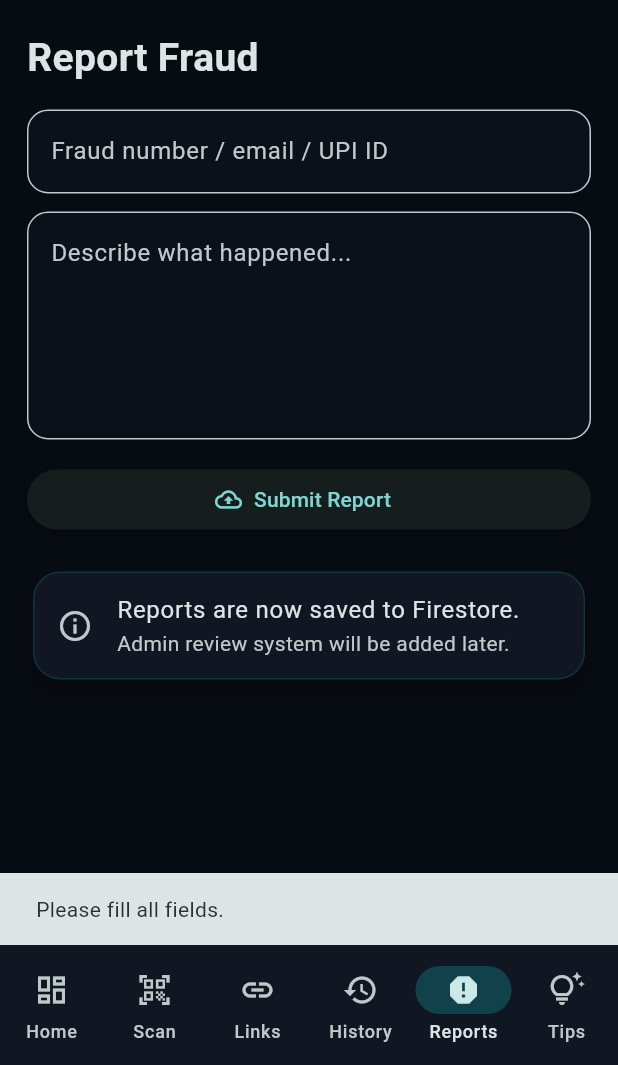
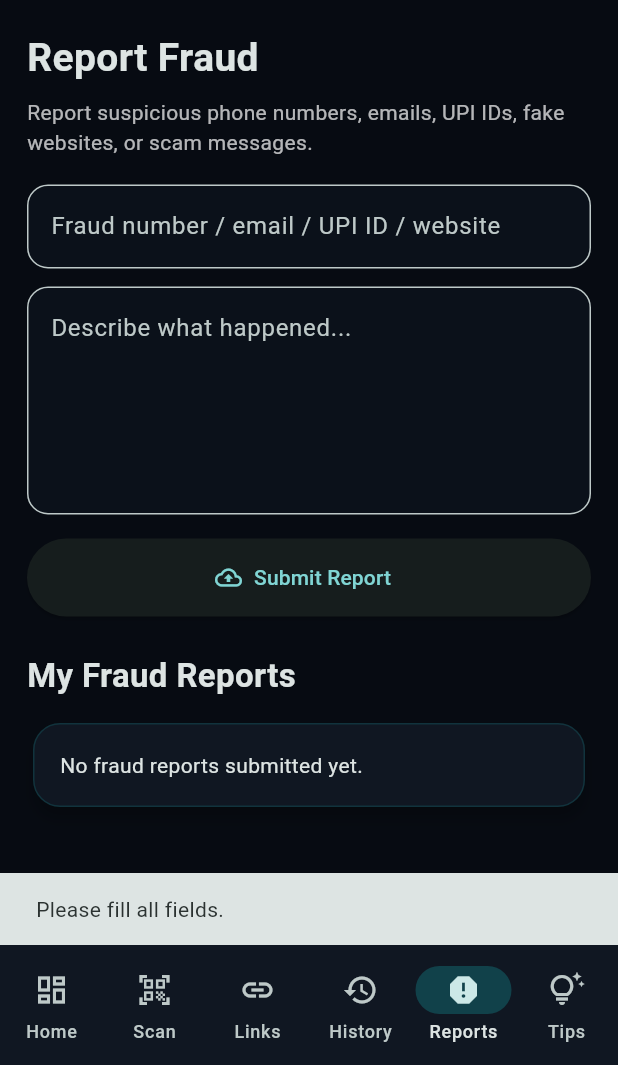
Before and after one commit to pandeyalok81249-dotcom/cyber_shield, a Flutter app: the screen it shows once a user with an empty profile is signed in, item 5 of the bottom bar chosen, after a tap on "Submit Report", on a phone screen of 412 x 824 dp, the part 171-1236 px from its top. Run offline on Flutter 3.47's test engine with Material 3 defaults, Android fonts, the phone set to English and light mode, and no system bars; our stand-ins replace cloud_firestore, firebase_auth, firebase_core; accounts and stored records are empty.

Commit message:
Add fraud report tracking

```diff
--- a/lib/screens/reports_screen.dart
+++ b/lib/screens/reports_screen.dart
@@ -1,3 +1,5 @@
+import 'package:cloud_firestore/cloud_firestore.dart';
+import 'package:firebase_auth/firebase_auth.dart';
 import 'package:flutter/material.dart';
 
 import '../services/report_service.dart';
@@ -5,14 +7,80 @@ import '../widgets/cyber_card.dart';
 import '../widgets/cyber_textfield.dart';
 import '../widgets/header_title.dart';
 
-class ReportsScreen extends StatelessWidget {
+class ReportsScreen extends StatefulWidget {
   const ReportsScreen({super.key});
 
   @override
+  State<ReportsScreen> createState() => _ReportsScreenState();
+}
+
+class _ReportsScreenState extends State<ReportsScreen> {
+  final idController = TextEditingController();
+  final detailsController = TextEditingController();
+  final reportService = ReportService();
+
+  bool submitting = false;
+
+  Future<void> submitReport() async {
+    final fraudId = idController.text.trim();
+    final details = detailsController.text.trim();
+
+    if (fraudId.isEmpty || details.isEmpty) {
+      ScaffoldMessenger.of(context).showSnackBar(
+        const SnackBar(content: Text("Please fill all fields.")),
+      );
+      return;
+    }
+
+    if (details.length < 10) {
+      ScaffoldMessenger.of(context).showSnackBar(
+        const SnackBar(content: Text("Add more details about the fraud.")),
+      );
+      return;
+    }
+
+    setState(() => submitting = true);
+
+    try {
+      await reportService.submitReport(
+        fraudId: fraudId,
+        details: details,
+      );
+
+      if (!mounted) return;
+
+      idController.clear();
+      detailsController.clear();
+
+      ScaffoldMessenger.of(context).showSnackBar(
+        const SnackBar(content: Text("Fraud report submitted successfully.")),
+      );
+    } catch (e) {
+      if (!mounted) return;
+
+      ScaffoldMessenger.of(context).showSnackBar(
+        SnackBar(content: Text("Failed to submit report: $e")),
+      );
+    } finally {
+      if (mounted) setState(() => submitting = false);
+    }
+  }
+
+  @override
+  void dispose() {
+    idController.dispose();
+    detailsController.dispose();
+    super.dispose();
+  }
+
+  @override
   Widget build(BuildContext context) {
-    final idController = TextEditingController();
-    final detailsController = TextEditingController();
-    final reportService = ReportService();
+    final user = FirebaseAuth.instance.currentUser;
+
+    final reportsStream = FirebaseFirestore.instance
+        .collection("fraud_reports")
+        .where("userId", isEqualTo: user?.uid ?? "")
+        .snapshots();
 
     return SafeArea(
       child: ListView(
@@ -20,15 +88,24 @@ class ReportsScreen extends StatelessWidget {
         children: [
           const HeaderTitle(),
           const SizedBox(height: 20),
+
           const Text(
             "Report Fraud",
             style: TextStyle(fontSize: 26, fontWeight: FontWeight.bold),
           ),
-          const SizedBox(height: 16),
+
+          const SizedBox(height: 8),
+
+          const Text(
+            "Report suspicious phone numbers, emails, UPI IDs, fake websites, or scam messages.",
+            style: TextStyle(color: Colors.white70),
+          ),
+
+          const SizedBox(height: 18),
 
           CyberTextField(
             controller: idController,
-            hint: "Fraud number / email / UPI ID",
+            hint: "Fraud number / email / UPI ID / website",
           ),
 
           const SizedBox(height: 12),
@@ -41,54 +118,99 @@ class ReportsScreen extends StatelessWidget {
 
           const SizedBox(height: 16),
 
-          ElevatedButton.icon(
-            onPressed: () async {
-              final fraudId = idController.text.trim();
-              final details = detailsController.text.trim();
+          SizedBox(
+            height: 52,
+            child: ElevatedButton.icon(
+              onPressed: submitting ? null : submitReport,
+              icon: submitting
+                  ? const SizedBox(
+                      height: 18,
+                      width: 18,
+                      child: CircularProgressIndicator(strokeWidth: 2),
+                    )
+                  : const Icon(Icons.cloud_upload_outlined),
+              label: Text(submitting ? "Submitting..." : "Submit Report"),
+            ),
+          ),
 
-              if (fraudId.isEmpty || details.isEmpty) {
-                ScaffoldMessenger.of(context).showSnackBar(
-                  const SnackBar(content: Text("Please fill all fields.")),
+          const SizedBox(height: 24),
+
+          const Text(
+            "My Fraud Reports",
+            style: TextStyle(fontSize: 22, fontWeight: FontWeight.bold),
+          ),
+
+          const SizedBox(height: 12),
+
+          StreamBuilder<QuerySnapshot>(
+            stream: reportsStream,
+            builder: (context, snapshot) {
+              if (snapshot.connectionState == ConnectionState.waiting) {
+                return const CyberCard(
+                  child: Padding(
+                    padding: EdgeInsets.all(18),
+                    child: Center(child: CircularProgressIndicator()),
+                  ),
                 );
-                return;
               }
 
-              try {
-                await reportService.submitReport(
-                  fraudId: fraudId,
-                  details: details,
-                );
+              final docs = snapshot.data?.docs ?? [];
 
-                if (!context.mounted) return;
-
-                idController.clear();
-                detailsController.clear();
-
-                ScaffoldMessenger.of(context).showSnackBar(
-                  const SnackBar(
-                    content: Text("Fraud report submitted successfully."),
+              if (docs.isEmpty) {
+                return const CyberCard(
+                  child: Padding(
+                    padding: EdgeInsets.all(18),
+                    child: Text("No fraud reports submitted yet."),
                   ),
                 );
-              } catch (e) {
-                if (!context.mounted) return;
+              }
 
-                ScaffoldMessenger.of(context).showSnackBar(
-                  SnackBar(content: Text("Failed to submit report: $e")),
-                );
-              }
+              return Column(
+                children: docs.map((doc) {
+                  final data = doc.data() as Map<String, dynamic>;
+
+                  final fraudId = data["fraudId"] ?? "";
+                  final details = data["details"] ?? "";
+                  final status = data["status"] ?? "pending_review";
+
+                  final statusColor = status == "resolved"
+                      ? Colors.greenAccent
+                      : status == "rejected"
+                          ? Colors.redAccent
+                          : Colors.orangeAccent;
+
+                  return Padding(
+                    padding: const EdgeInsets.only(bottom: 12),
+                    child: CyberCard(
+                      child: ListTile(
+                        leading: CircleAvatar(
+                          backgroundColor: statusColor.withValues(alpha: 0.18),
+                          child: Icon(Icons.report, color: statusColor),
+                        ),
+                        title: Text(
+                          fraudId,
+                          maxLines: 1,
+                          overflow: TextOverflow.ellipsis,
+                        ),
+                        subtitle: Text(
+                          details,
+                          maxLines: 2,
+                          overflow: TextOverflow.ellipsis,
+                        ),
+                        trailing: Text(
+                          status,
+                          style: TextStyle(
+                            color: statusColor,
+                            fontWeight: FontWeight.bold,
+                            fontSize: 12,
+                          ),
+                        ),
+                      ),
+                    ),
+                  );
+                }).toList(),
+              );
             },
-            icon: const Icon(Icons.cloud_upload_outlined),
-            label: const Text("Submit Report"),
-          ),
-
-          const SizedBox(height: 20),
-
-          const CyberCard(
-            child: ListTile(
-              leading: Icon(Icons.info_outline),
-              title: Text("Reports are now saved to Firestore."),
-              subtitle: Text("Admin review system will be added later."),
-            ),
           ),
         ],
       ),
```
